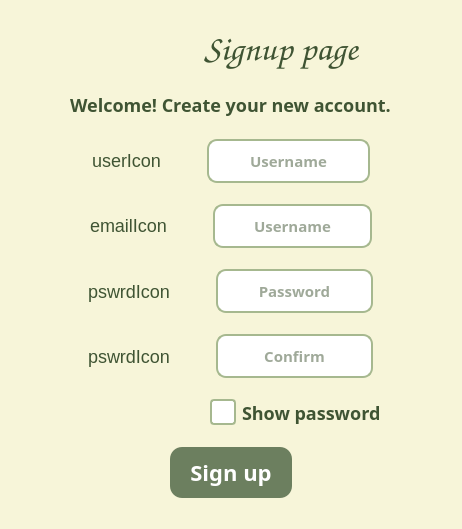
The window that signupwindow.ui (sofiiahaman/OOP-Project) describes before a commit, drawn with Qt 5.
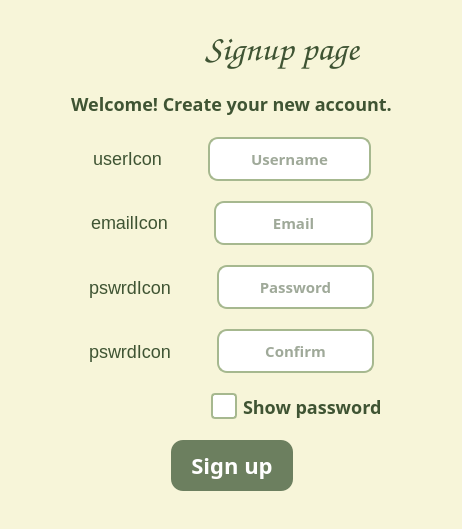
The same window after the commit. Icons and pictures are not drawn.

Patch:
```diff
--- a/signupwindow.ui
+++ b/signupwindow.ui
@@ -100,13 +100,13 @@
 }
 </string>
   </property>
-  <widget class="QWidget" name="verticalLayoutWidget">
+  <widget class="QWidget" name="">
    <property name="geometry">
     <rect>
-     <x>10</x>
-     <y>10</y>
+     <x>11</x>
+     <y>11</y>
      <width>441</width>
-     <height>511</height>
+     <height>501</height>
     </rect>
    </property>
    <layout class="QVBoxLayout" name="verticalLayout" stretch="0,0,1,1,1,1,0,0">
@@ -348,7 +348,7 @@
          <set>Qt::AlignmentFlag::AlignCenter</set>
         </property>
         <property name="placeholderText">
-         <string>Username</string>
+         <string>Email</string>
         </property>
        </widget>
       </item>
```
